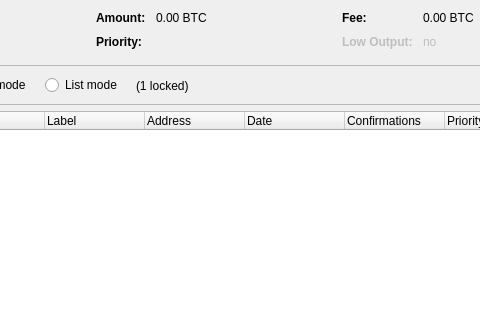
Qt form src/qt/forms/coincontroldialog.ui (raffermeko/bitcoin) before a commit; both pictures show x 167 to 647 and y 0 to 320 of the 1000 by 500 pixel window.
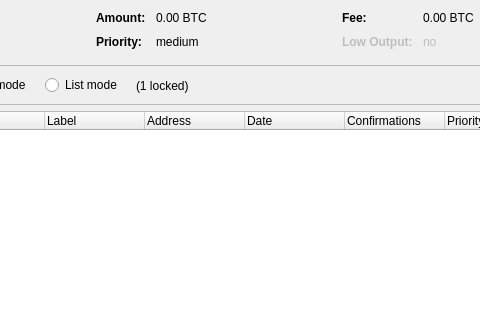
The same form after that commit. Custom widgets are drawn as their Qt base class.

Commit message:
[Qt] coin-control features GUI cleanup 3
- remove style sheets from ui files and use Qt attributes instead
- make some more strings untranslatable, to make life for translators
  easier
- split up long tooltips an rework the texts a little

What changed in the file:
```diff
--- a/src/qt/forms/coincontroldialog.ui
+++ b/src/qt/forms/coincontroldialog.ui
@@ -148,6 +148,9 @@
          <property name="contextMenuPolicy">
           <enum>Qt::ActionsContextMenu</enum>
          </property>
+         <property name="text">
+          <string notr="true">medium</string>
+         </property>
          <property name="textInteractionFlags">
           <set>Qt::LinksAccessibleByMouse|Qt::TextSelectableByKeyboard|Qt::TextSelectableByMouse</set>
          </property>
```
Left out of the diff: 60 changed lines with no effect on the pictures. The commit also changes 2 other files.
